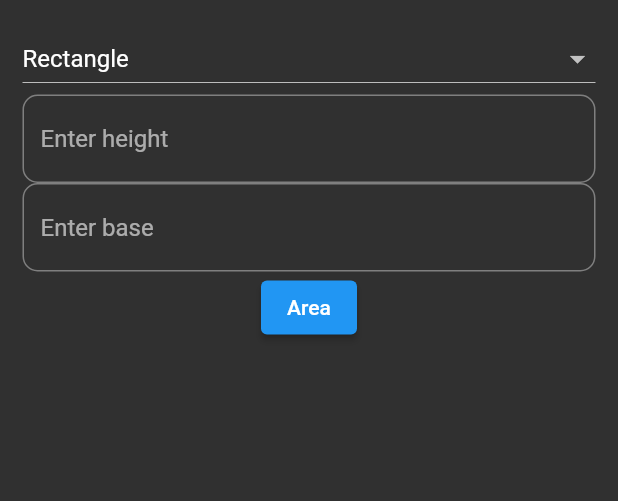
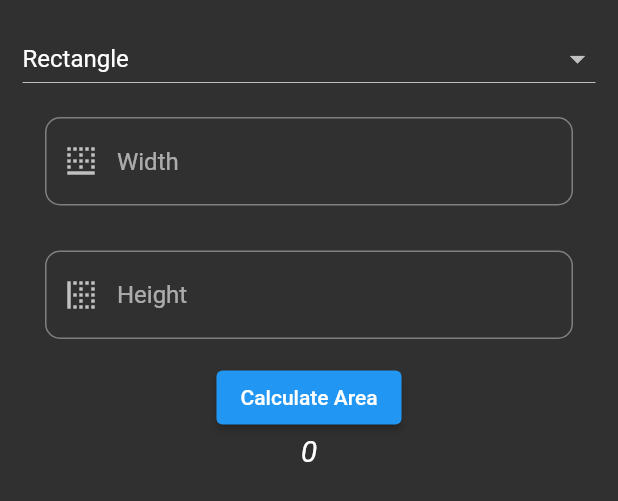
Before and after one commit to pankaj111298/basicProjects, a Flutter app: what areaCalculatorForm() shows on an empty page, opened directly, on a phone screen of 412 x 824 dp. Shown: the top 501 px of the screen. Run offline on Flutter 3.47's test engine with Material 2 defaults, Android fonts, the light colour scheme and no system bars.

Commit message:
used areatextField class and calculate Area method

```diff
--- a/lib/differentShapes/areaCalculator.dart
+++ b/lib/differentShapes/areaCalculator.dart
@@ -39,7 +39,7 @@ class _areaCalculatorFormState extends State<areaCalculatorForm> {
   String? currentShape;
   final heightContoller = TextEditingController();
   final widthController = TextEditingController();
-  List<String> shapes = ['Traingle', 'Rectangle'];
+  List<String> shapes = ['Triangle', 'Rectangle'];
 
   @override
   void initState() {
@@ -69,21 +69,11 @@ class _areaCalculatorFormState extends State<areaCalculatorForm> {
               });
             },
           ),
-          TextField(
-            controller: heightContoller,
-            decoration: InputDecoration(
-                border: OutlineInputBorder(
-                    borderRadius: BorderRadius.all(Radius.circular(10))),
-                hintText: "Enter height"),
-          ),
-          TextField(
-            controller: widthController,
-            decoration: InputDecoration(
-                border: OutlineInputBorder(
-                    borderRadius: BorderRadius.all(Radius.circular(10))),
-                hintText: "Enter base"),
-          ),
-          ElevatedButton(onPressed: () {}, child: Text("Area"))
+          AreaTextField(widthController, "Width"),
+          AreaTextField(heightContoller, "Height"),
+          ElevatedButton(
+              onPressed: calculateArea, child: Text("Calculate Area")),
+          Text(result)
         ],
       ),
     );
@@ -108,6 +98,18 @@ class _areaCalculatorFormState extends State<areaCalculatorForm> {
       }
     });
   }
+
+  void calculateArea() {
+    late double area;
+    if (currentShape == 'Rectangle') {
+      area = height * width;
+    } else if (currentShape == 'Triangle') {
+      area = (height * width) / 2;
+    }
+    setState(() {
+      result = 'The area is :' + area.toString();
+    });
+  }
 }
 
 class AreaTextField extends StatelessWidget {
@@ -123,8 +125,11 @@ class AreaTextField extends StatelessWidget {
           controller: controller,
           decoration: InputDecoration(
               hintText: hint,
-              border:
-                  OutlineInputBorder(borderRadius: BorderRadius.horizontal())),
+              prefixIcon: (this.hint == 'Width')
+                  ? Icon(Icons.border_bottom_sharp)
+                  : Icon(Icons.border_left_sharp),
+              border: OutlineInputBorder(
+                  borderRadius: BorderRadius.circular(10.0))),
         ));
   }
 }
```
